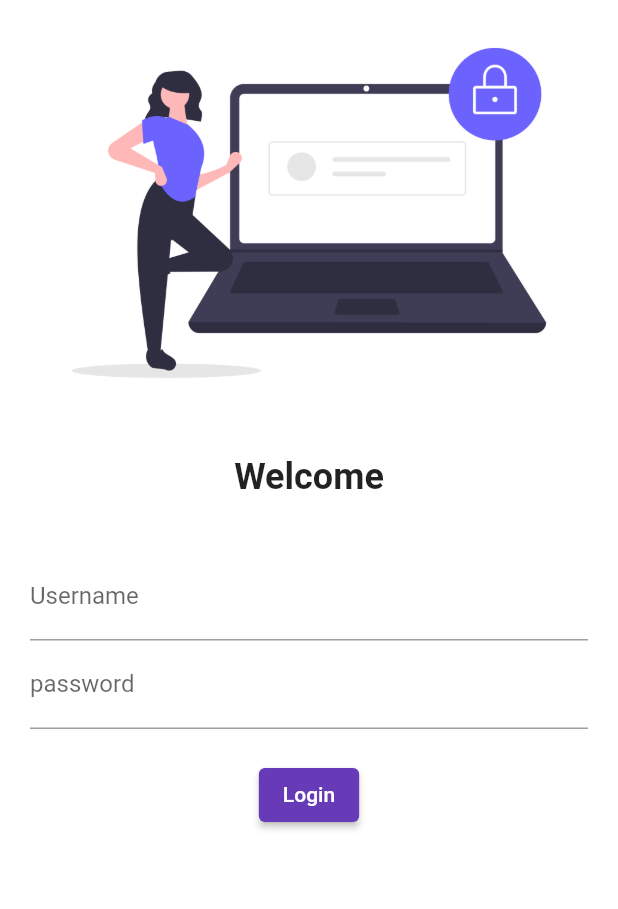
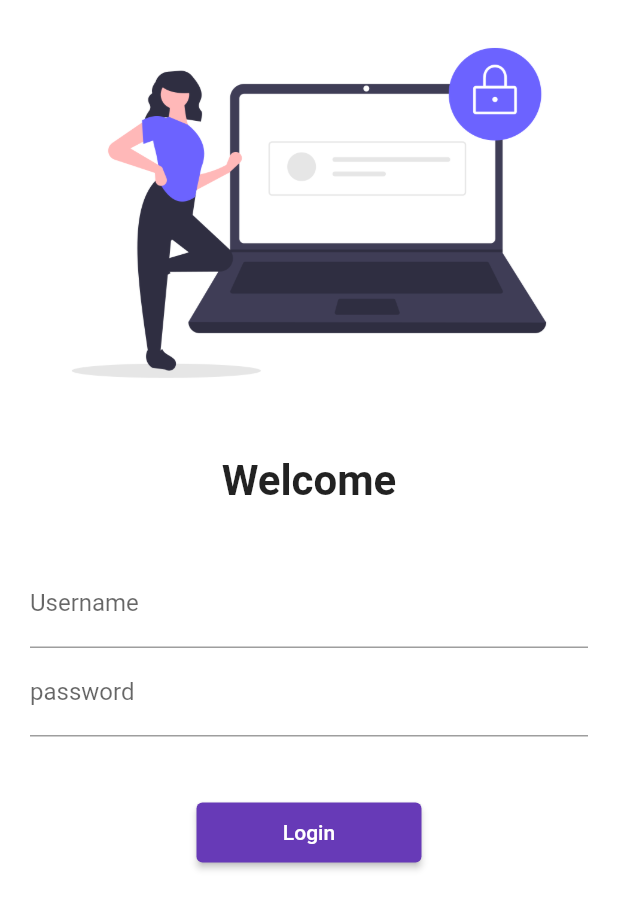
Before and after one commit to fawadmir/flutterPractice, a Flutter app: the screen it shows after launch, on a phone screen of 412 x 824 dp. Shown: the top 909 px of the screen. Run offline on Flutter 3.47's test engine with Material 2 defaults, Android fonts, the phone set to English and light mode, and no system bars.

Commit message:
day 5 completed

```diff
--- a/lib/main.dart
+++ b/lib/main.dart
@@ -1,7 +1,7 @@
 import 'package:flutter/material.dart';
 import 'package:flutter_catalog/pages/home_page.dart';
 import 'package:flutter_catalog/pages/login_page.dart';
-
+import 'package:flutter_catalog/utils/routes.dart';
 void main() {
   runApp(MyApp());
 }
@@ -15,9 +15,10 @@ class MyApp extends StatelessWidget {
   darkTheme: ThemeData(
   brightness: Brightness.dark,
   ),
-
+  //debugShowCheckedModeBanner: false,
   routes: {
-        "/login":(context)=>LoginPage(),
+  MyRoutes.homeRoute:(context)=>HomePage(),
+  MyRoutes.loginRoute:(context)=>LoginPage(),
   },
   );
   }
--- a/lib/pages/login_page.dart
+++ b/lib/pages/login_page.dart
@@ -1,17 +1,19 @@
 import 'package:flutter/material.dart';
+import 'package:flutter_catalog/utils/routes.dart';
 
 class LoginPage extends StatelessWidget {
 @override
   Widget build(BuildContext context) {
   return Material(
   color: Colors.white,
-      child:Column(
+  child:SingleChildScrollView(
+  child: Column(
   children: [
   Image.asset("assets/images/login_image.png",
   fit: BoxFit.cover,),
   SizedBox(height:20.0),
   Text("Welcome",style: TextStyle(
-      fontSize:24,
+  fontSize:28,
   fontWeight: FontWeight.bold,
   ),),
   SizedBox(height:20.0),
@@ -32,17 +34,22 @@ class LoginPage extends StatelessWidget {
   labelText: "password",
   ),
   ),
-      SizedBox(height:20.0),
+  SizedBox(height:40.0),
   ElevatedButton(
   child:Text("Login"),
-      style: TextButton.styleFrom(),
-      onPressed:(){},
+  style: TextButton.styleFrom(
+  minimumSize: Size(150, 40),
+  ),
+  onPressed:(){
+  Navigator.pushNamed(context, MyRoutes.homeRoute);
+  },
   ),
   ],
   ),
   ),
   ],
   ),
+  ),
   );
   }
   }
--- /dev/null
+++ b/lib/utils/routes.dart
@@ -0,0 +1,4 @@
+class MyRoutes{
+static String loginRoute="/login";
+static String homeRoute="/homepage";
+}
```
Lines whose indentation alone changed are shown as unchanged.
